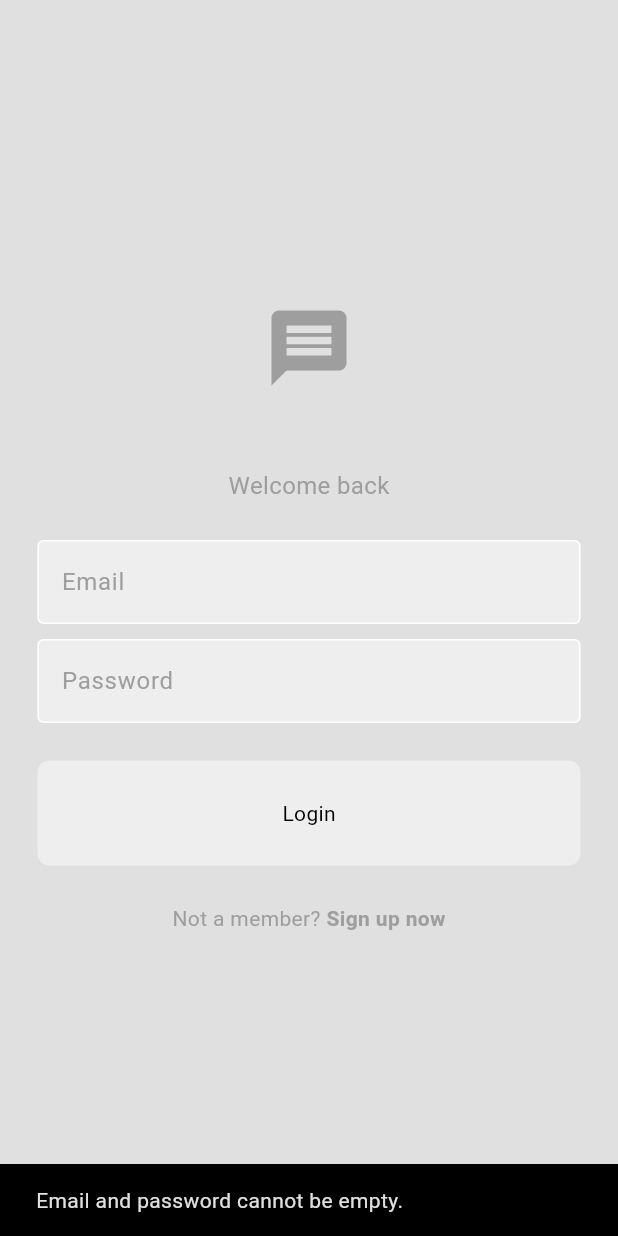
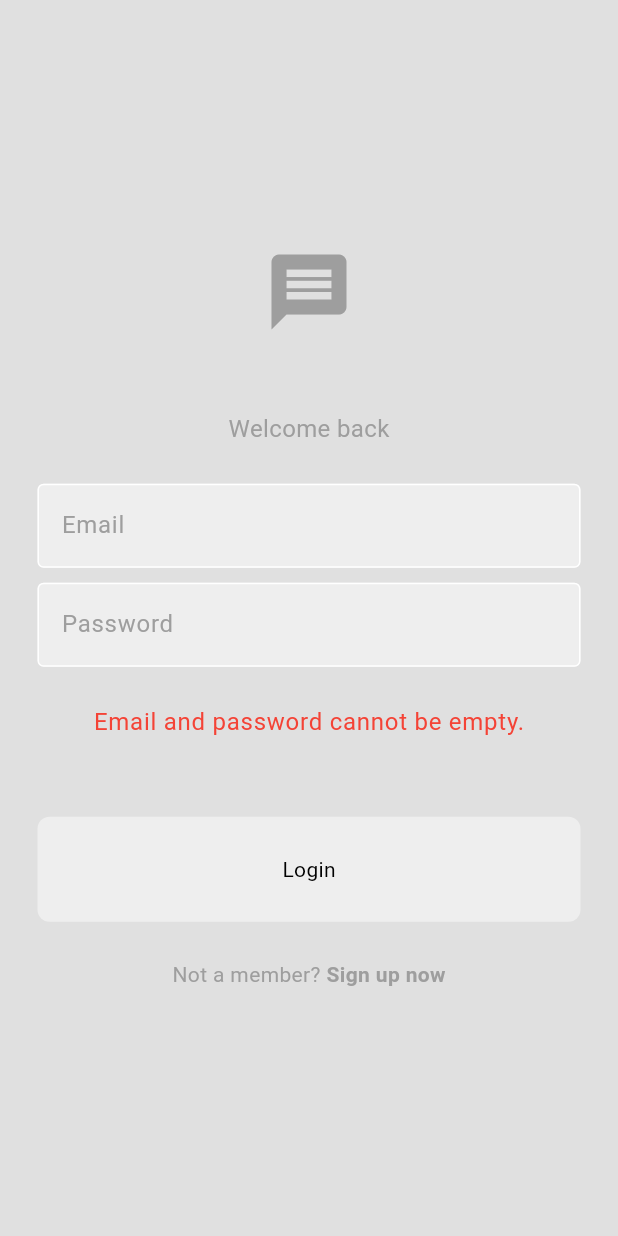
Before and after one commit to Jura17/messenger_app, a Flutter app: the screen it shows after launch, after a tap on "Login", on a phone screen of 412 x 824 dp. Run offline on Flutter 3.47's test engine with Material 3 defaults, Android fonts, the phone set to English and light mode, and no system bars; our stand-ins replace cloud_firestore, equatable, firebase_auth, firebase_core, firebase_messaging, flutter_bloc and 2 more; accounts and stored records are empty; generated files the repository leaves out were written again.

Commit message:
feat: use Bloc cubit for App color theme

```diff
--- /dev/null
+++ b/lib/core/theme/theme_cubit.dart
@@ -0,0 +1,19 @@
+import 'package:flutter/material.dart';
+import 'package:flutter_bloc/flutter_bloc.dart';
+import 'package:shared_preferences/shared_preferences.dart';
+
+class ThemeCubit extends Cubit<ThemeMode> {
+  static const _themeKey = 'isDarkMode';
+  final SharedPreferences _prefs;
+
+  ThemeCubit(this._prefs)
+      : super(
+          _prefs.getBool(_themeKey) == true ? ThemeMode.dark : ThemeMode.light,
+        );
+
+  void toggleTheme() {
+    final newMode = state == ThemeMode.light ? ThemeMode.dark : ThemeMode.light;
+    emit(newMode);
+    _prefs.setBool(_themeKey, newMode == ThemeMode.dark);
+  }
+}
--- a/lib/core/theme/theme_provider.dart
+++ /dev/null
@@ -1,23 +0,0 @@
-import 'package:flutter/material.dart';
-import 'package:messenger_app/core/theme/dark_theme.dart';
-import 'package:messenger_app/core/theme/light_theme.dart';
-
-class ThemeProvider extends ChangeNotifier {
-  ThemeData _themeData = lightTheme;
-
-  ThemeData get themeData => _themeData;
-  bool get isDarkMode => _themeData == darkTheme;
-
-  set themeData(ThemeData themeData) {
-    _themeData = themeData;
-    notifyListeners();
-  }
-
-  void toggleTheme() {
-    if (_themeData == lightTheme) {
-      themeData = darkTheme;
-    } else {
-      themeData = lightTheme;
-    }
-  }
-}
--- a/lib/features/auth/presentation/screens/login_screen.dart
+++ b/lib/features/auth/presentation/screens/login_screen.dart
@@ -19,6 +19,7 @@ class LoginScreen extends StatefulWidget {
 class _LoginScreenState extends State<LoginScreen> {
   late final TextEditingController _emailController;
   late final TextEditingController _passwordController;
+  String errorText = '';
 
   @override
   void initState() {
@@ -41,9 +42,12 @@ class _LoginScreenState extends State<LoginScreen> {
       child: Scaffold(
         backgroundColor: Theme.of(context).colorScheme.surface,
         body: BlocListener<LoginCubit, LoginState>(
+          // if error occurs show red text
           listener: (context, state) {
             if (state.status == LoginStatus.failure && state.errorMessage != null) {
-              ScaffoldMessenger.of(context).showSnackBar(SnackBar(content: Text(state.errorMessage!)));
+              errorText = state.errorMessage!;
+            } else {
+              errorText = '';
             }
           },
           child: BlocBuilder<LoginCubit, LoginState>(
@@ -79,14 +83,24 @@ class _LoginScreenState extends State<LoginScreen> {
                     controller: _emailController,
                     onChanged: cubit.emailChanged,
                   ),
-                  SizedBox(height: 10),
+                  const SizedBox(height: 10),
                   CustomTextfield(
                     hintText: "Password",
                     obscureText: true,
                     controller: _passwordController,
                     onChanged: cubit.passwordChanged,
                   ),
-                  const SizedBox(height: 25),
+                  Padding(
+                    padding: const EdgeInsets.symmetric(horizontal: 25, vertical: 25),
+                    child: SizedBox(
+                      height: 50,
+                      child: Text(
+                        maxLines: 2,
+                        errorText,
+                        style: Theme.of(context).textTheme.bodyLarge!.copyWith(color: Colors.red),
+                      ),
+                    ),
+                  ),
                   CustomButton(
                     text: state.status == LoginStatus.loading ? "Loading..." : "Login",
                     onTap: state.status == LoginStatus.loading ? null : () => cubit.logIn(),
--- a/lib/features/chat/presentation/widgets/message_list_bubble.dart
+++ b/lib/features/chat/presentation/widgets/message_list_bubble.dart
@@ -1,6 +1,6 @@
 import 'package:flutter/material.dart';
 import 'package:messenger_app/core/theme/custom_colors.dart';
-import 'package:messenger_app/core/theme/theme_provider.dart';
+import 'package:messenger_app/core/theme/theme_cubit.dart';
 
 import 'package:messenger_app/features/auth/bloc/auth_bloc.dart';
 import 'package:messenger_app/features/auth/bloc/auth_state.dart';
@@ -26,7 +26,7 @@ class MessageListBubble extends StatelessWidget {
   Widget build(BuildContext context) {
     bool isCurrentUser = false;
 
-    final isDarkMode = context.read<ThemeProvider>().isDarkMode;
+    final isDarkMode = context.read<ThemeCubit>().state == ThemeMode.dark ? true : false;
     final authBlocState = context.read<AuthBloc>().state;
 
     if (authBlocState is Authenticated) {
--- a/lib/main.dart
+++ b/lib/main.dart
@@ -3,8 +3,10 @@ import 'package:firebase_auth/firebase_auth.dart';
 import 'package:firebase_core/firebase_core.dart';
 import 'package:flutter/material.dart';
 import 'package:flutter_bloc/flutter_bloc.dart';
+import 'package:messenger_app/core/theme/dark_theme.dart';
+import 'package:messenger_app/core/theme/light_theme.dart';
+import 'package:messenger_app/core/theme/theme_cubit.dart';
 
-import 'package:messenger_app/core/theme/theme_provider.dart';
 import 'package:messenger_app/features/auth/bloc/auth_bloc.dart';
 import 'package:messenger_app/features/auth/bloc/auth_event.dart';
 import 'package:messenger_app/features/auth/data/provider/firebase_auth_api.dart';
@@ -22,12 +24,15 @@ import 'package:messenger_app/features/users/data/provider/firestore_userdata_ap
 import 'package:messenger_app/features/users/data/repositories/firestore_userdata_repository.dart';
 import 'package:messenger_app/firebase_options.dart';
 import 'package:provider/provider.dart';
+import 'package:shared_preferences/shared_preferences.dart';
 
 // TODO: Don't show all registered users; show chatrooms/conversations of current user
 // TODO: add Search function to find users by email address or username
 void main() async {
   WidgetsFlutterBinding.ensureInitialized();
+
   await Firebase.initializeApp(options: DefaultFirebaseOptions.currentPlatform);
+  final prefs = await SharedPreferences.getInstance();
 
   final firebaseAuth = FirebaseAuth.instance;
   final firestoreDb = FirebaseFirestore.instance;
@@ -79,11 +84,9 @@ void main() async {
               return chatBloc;
             },
           ),
+          BlocProvider<ThemeCubit>(create: (_) => ThemeCubit(prefs))
         ],
-        child: ChangeNotifierProvider(
-          create: (context) => ThemeProvider(),
-          child: MainApp(),
-        ),
+        child: MainApp(),
       ),
     ),
   );
@@ -94,10 +97,16 @@ class MainApp extends StatelessWidget {
 
   @override
   Widget build(BuildContext context) {
-    return MaterialApp(
-      home: const AuthGate(),
-      debugShowCheckedModeBanner: false,
-      theme: context.watch<ThemeProvider>().themeData,
+    return BlocBuilder<ThemeCubit, ThemeMode>(
+      builder: (context, themeMode) {
+        return MaterialApp(
+          home: const AuthGate(),
+          debugShowCheckedModeBanner: false,
+          themeMode: themeMode,
+          theme: lightTheme,
+          darkTheme: darkTheme,
+        );
+      },
     );
   }
 }
--- a/pubspec.yaml
+++ b/pubspec.yaml
@@ -19,6 +19,7 @@ dependencies:
   provider: ^6.1.5+1
   rxdart: ^0.28.0
   firebase_messaging: ^16.0.2
+  shared_preferences: ^2.5.3
 
 dev_dependencies:
   flutter_test:
```
Also changed, not shown: lib/features/auth/presentation/screens/register_screen.dart (+16 -2 lines), lib/features/settings/presentation/screens/settings_screen.dart (+8 -4 lines), pubspec.lock, 2 other files.
